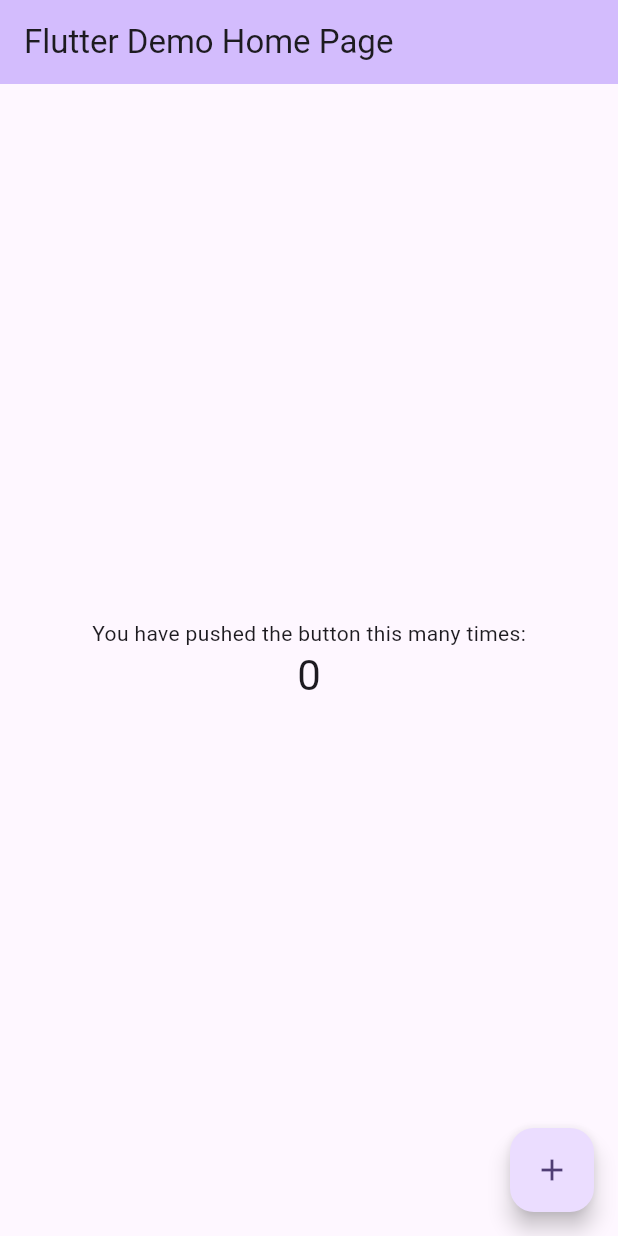
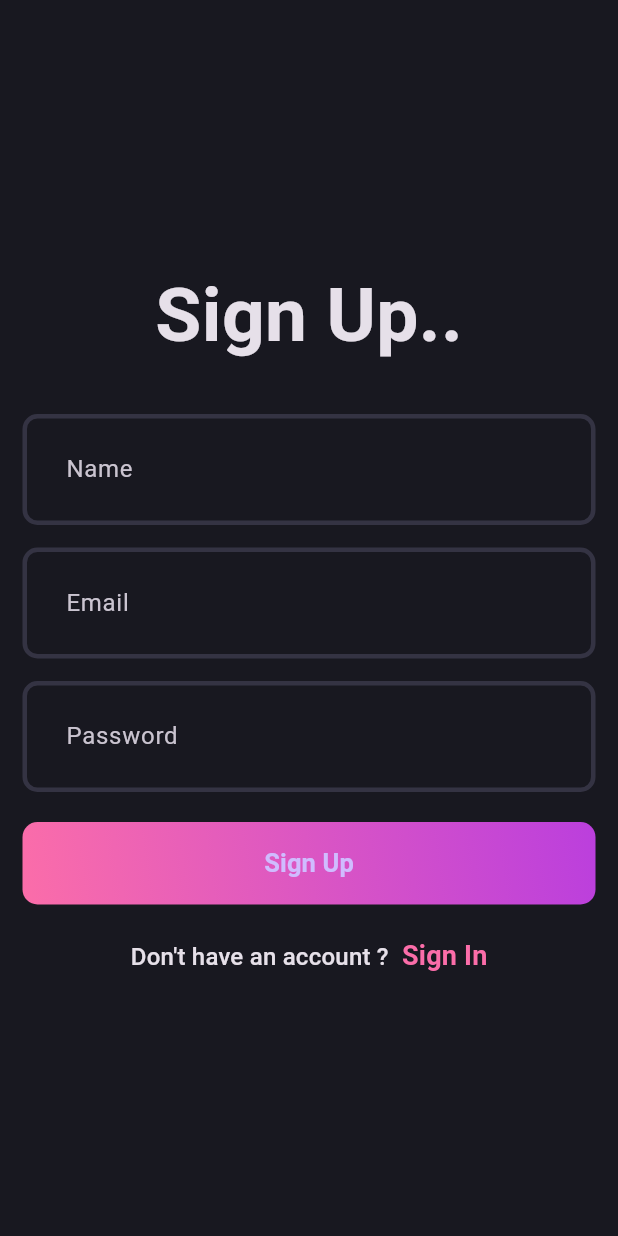
Before and after one commit to theeeep/flutter_blog_app, a Flutter app: the screen it shows after launch, on a phone screen of 412 x 824 dp. Run offline on Flutter 3.47's test engine with Material 3 defaults, Android fonts, the phone set to English and light mode, and no system bars.

Commit message:
- core: Add Sign Up Page UI - feat: Add new files for theme and authentication features

```diff
--- /dev/null
+++ b/lib/core/theme/app_pallate.dart
@@ -0,0 +1,13 @@
+import 'package:flutter/material.dart';
+
+class AppPallete {
+  static const Color backgroundColor = Color.fromRGBO(24, 24, 32, 1);
+  static const Color gradient1 = Color.fromRGBO(187, 63, 221, 1);
+  static const Color gradient2 = Color.fromRGBO(251, 109, 169, 1);
+  static const Color gradient3 = Color.fromRGBO(255, 159, 124, 1);
+  static const Color borderColor = Color.fromRGBO(52, 51, 67, 1);
+  static const Color whiteColor = Colors.white;
+  static const Color greyColor = Colors.grey;
+  static const Color errorColor = Colors.redAccent;
+  static const Color transparentColor = Colors.transparent;
+}
--- /dev/null
+++ b/lib/core/theme/theme.dart
@@ -0,0 +1,17 @@
+import 'package:blog_app/core/theme/app_pallate.dart';
+import 'package:flutter/material.dart';
+
+class AppTheme {
+  static _border([Color color = AppPallete.borderColor]) => OutlineInputBorder(
+        borderSide: BorderSide(color: color, width: 3),
+        borderRadius: BorderRadius.circular(10),
+      );
+  static final darkThemeMode = ThemeData.dark().copyWith(
+    scaffoldBackgroundColor: AppPallete.backgroundColor,
+    inputDecorationTheme: InputDecorationTheme(
+      contentPadding: const EdgeInsets.all(25),
+      enabledBorder: _border(),
+      focusedBorder: _border(AppPallete.gradient2),
+    ),
+  );
+}
--- /dev/null
+++ b/lib/features/auth/presentation/pages/signup_page.dart
@@ -0,0 +1,58 @@
+import 'package:blog_app/core/theme/app_pallate.dart';
+import 'package:blog_app/features/auth/presentation/widgets/auth_field.dart';
+import 'package:blog_app/features/auth/presentation/widgets/auth_gradient_btn.dart';
+import 'package:flutter/material.dart';
+
+class SignupPage extends StatefulWidget {
+  const SignupPage({super.key});
+
+  @override
+  State<SignupPage> createState() => _SignupPageState();
+}
+
+class _SignupPageState extends State<SignupPage> {
+  @override
+  Widget build(BuildContext context) {
+    return Scaffold(
+      body: Padding(
+        padding: const EdgeInsets.all(15.0),
+        child: Column(
+          mainAxisAlignment: MainAxisAlignment.center,
+          children: [
+            const Text(
+              "Sign Up..",
+              style: TextStyle(
+                fontSize: 50,
+                fontWeight: FontWeight.bold,
+              ),
+            ),
+            const SizedBox(height: 30),
+            const AuthField(hintText: "Name"),
+            const SizedBox(height: 15),
+            const AuthField(hintText: "Email"),
+            const SizedBox(height: 15),
+            const AuthField(hintText: "Password"),
+            const SizedBox(height: 20),
+            const AuthGradientBtn(),
+            const SizedBox(height: 20),
+            RichText(
+              text: TextSpan(
+                  text: 'Don\'t have an account ? ',
+                  style: Theme.of(context).textTheme.titleMedium,
+                  children: [
+                    TextSpan(
+                      text: ' Sign In',
+                      style: Theme.of(context).textTheme.titleMedium?.copyWith(
+                            color: AppPallete.gradient2,
+                            fontWeight: FontWeight.bold,
+                            fontSize: 18,
+                          ),
+                    ),
+                  ]),
+            ),
+          ],
+        ),
+      ),
+    );
+  }
+}
--- /dev/null
+++ b/lib/features/auth/presentation/widgets/auth_field.dart
@@ -0,0 +1,15 @@
+import 'package:flutter/material.dart';
+
+class AuthField extends StatelessWidget {
+  final String hintText;
+  const AuthField({super.key, required this.hintText});
+
+  @override
+  Widget build(BuildContext context) {
+    return TextFormField(
+      decoration: InputDecoration(
+        hintText: hintText,
+      ),
+    );
+  }
+}
--- /dev/null
+++ b/lib/features/auth/presentation/widgets/auth_gradient_btn.dart
@@ -0,0 +1,34 @@
+import 'package:blog_app/core/theme/app_pallate.dart';
+import 'package:flutter/material.dart';
+
+class AuthGradientBtn extends StatelessWidget {
+  const AuthGradientBtn({super.key});
+
+  @override
+  Widget build(BuildContext context) {
+    return Container(
+      decoration: BoxDecoration(
+        gradient: const LinearGradient(
+          colors: [
+            AppPallete.gradient2,
+            AppPallete.gradient1,
+          ],
+          begin: Alignment.bottomLeft,
+          end: Alignment.topRight,
+        ),
+        borderRadius: BorderRadius.circular(10),
+      ),
+      child: ElevatedButton(
+        onPressed: () {},
+        style: ElevatedButton.styleFrom(
+            fixedSize: const Size(395, 55),
+            backgroundColor: AppPallete.transparentColor,
+            shadowColor: AppPallete.transparentColor),
+        child: const Text(
+          "Sign Up",
+          style: TextStyle(fontSize: 17, fontWeight: FontWeight.w600),
+        ),
+      ),
+    );
+  }
+}
--- a/lib/main.dart
+++ b/lib/main.dart
@@ -1,3 +1,5 @@
+import 'package:blog_app/core/theme/theme.dart';
+import 'package:blog_app/features/auth/presentation/pages/signup_page.dart';
 import 'package:flutter/material.dart';
 
 void main() {
@@ -10,60 +12,10 @@ class MyApp extends StatelessWidget {
   @override
   Widget build(BuildContext context) {
     return MaterialApp(
-      title: 'Flutter Demo',
-      theme: ThemeData(
-        colorScheme: ColorScheme.fromSeed(seedColor: Colors.deepPurple),
-        useMaterial3: true,
-      ),
-      home: const MyHomePage(title: 'Flutter Demo Home Page'),
+      debugShowCheckedModeBanner: false,
+      title: 'Blog App',
+      theme: AppTheme.darkThemeMode,
+      home: const SignupPage(),
     );
   }
 }
-
-class MyHomePage extends StatefulWidget {
-  const MyHomePage({super.key, required this.title});
-
-  final String title;
-
-  @override
-  State<MyHomePage> createState() => _MyHomePageState();
-}
-
-class _MyHomePageState extends State<MyHomePage> {
-  int _counter = 0;
-
-  void _incrementCounter() {
-    setState(() {
-      _counter++;
-    });
-  }
-
-  @override
-  Widget build(BuildContext context) {
-    return Scaffold(
-      appBar: AppBar(
-        backgroundColor: Theme.of(context).colorScheme.inversePrimary,
-        title: Text(widget.title),
-      ),
-      body: Center(
-        child: Column(
-          mainAxisAlignment: MainAxisAlignment.center,
-          children: <Widget>[
-            const Text(
-              'You have pushed the button this many times:',
-            ),
-            Text(
-              '$_counter',
-              style: Theme.of(context).textTheme.headlineMedium,
-            ),
-          ],
-        ),
-      ),
-      floatingActionButton: FloatingActionButton(
-        onPressed: _incrementCounter,
-        tooltip: 'Increment',
-        child: const Icon(Icons.add),
-      ),
-    );
-  }
-}
```
